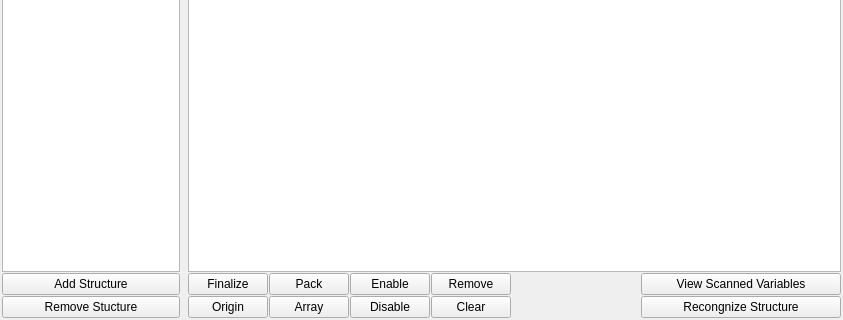
Above: src/forge/features/structure_builder/form.ui from oopsmishap/ida-forge before the change; both pictures show x 0 to 843 and y 282 to 602 of the 843 by 602 pixel window. Below: the same form after it.
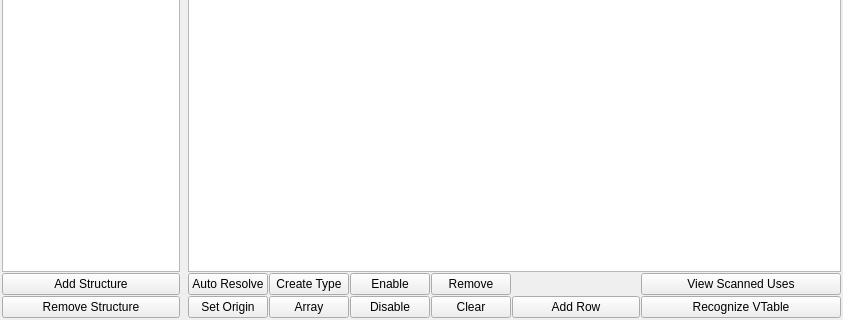
That is the form after the change.

Commit message: Complete structure builder workflows and global deep scan

```diff
--- a/src/forge/features/structure_builder/form.ui
+++ b/src/forge/features/structure_builder/form.ui
@@ -100,7 +100,7 @@
          <string>&lt;html&gt;&lt;head/&gt;&lt;body&gt;&lt;p&gt;Remove selected structure from the list&lt;/p&gt;&lt;/body&gt;&lt;/html&gt;</string>
         </property>
         <property name="text">
-         <string>Remove Stucture</string>
+         <string>Remove Structure</string>
         </property>
        </widget>
       </item>
@@ -299,7 +299,7 @@
            </size>
           </property>
           <property name="text">
-           <string>View Scanned Variables</string>
+           <string>View Scanned Uses</string>
           </property>
          </widget>
         </item>
@@ -326,7 +326,7 @@
            </sizepolicy>
           </property>
           <property name="text">
-           <string>Finalize</string>
+           <string>Auto Resolve</string>
           </property>
          </widget>
         </item>
@@ -356,21 +356,21 @@
         <item row="2" column="5">
          <widget class="QPushButton" name="pushButton_8">
           <property name="text">
-           <string>Recongnize Structure</string>
+           <string>Recognize VTable</string>
           </property>
          </widget>
         </item>
         <item row="2" column="0">
          <widget class="QPushButton" name="pushButton">
           <property name="text">
-           <string>Origin</string>
+           <string>Set Origin</string>
           </property>
          </widget>
         </item>
         <item row="0" column="1">
          <widget class="QPushButton" name="pushButton_2">
           <property name="text">
-           <string>Pack</string>
+           <string>Create Type</string>
           </property>
          </widget>
         </item>
@@ -381,6 +381,13 @@
           </property>
          </widget>
         </item>
+        <item row="2" column="4">
+         <widget class="QPushButton" name="pushButton_11">
+          <property name="text">
+           <string>Add Row</string>
+          </property>
+         </widget>
+        </item>
         <item row="2" column="3">
          <widget class="QPushButton" name="pushButton_10">
           <property name="text">
```
The commit also changes 9 other files.
